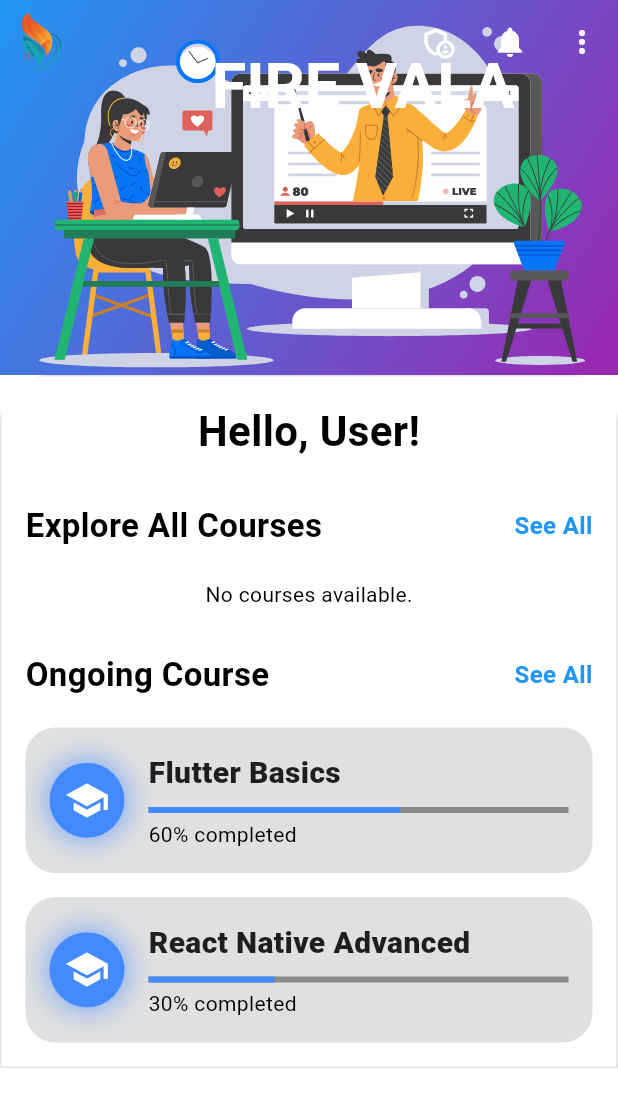
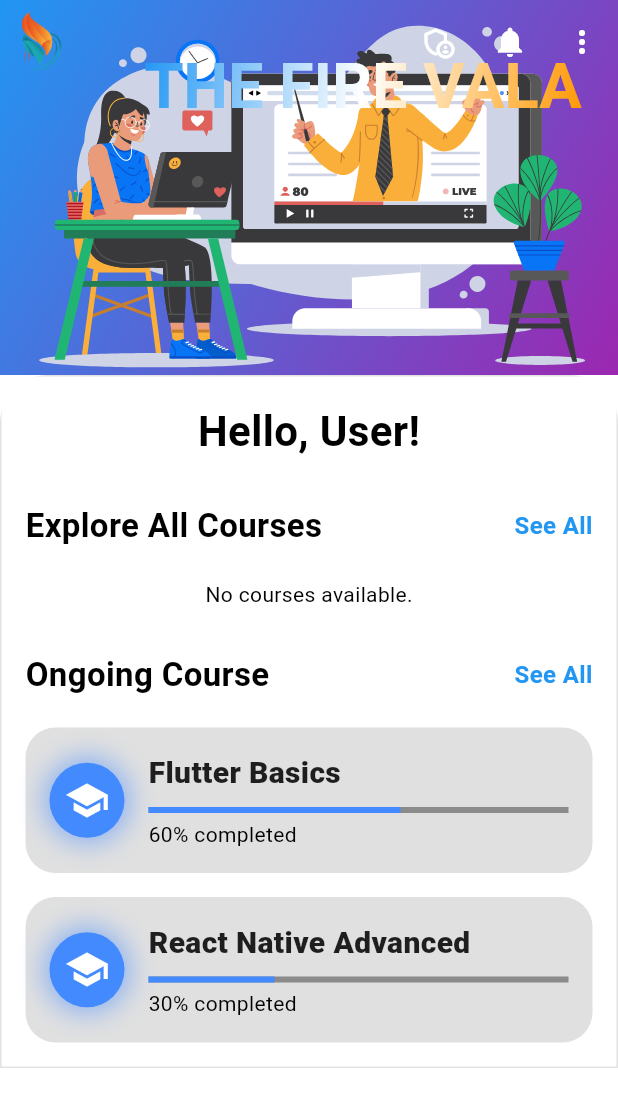
Before and after one commit to Imran-decoder/E-Learning-Platform, a Flutter app: the DashboardScreen screen opened directly, on a phone screen of 412 x 824 dp. Shown: the top 1107 px of the screen. Run offline on Flutter 3.47's test engine with Material 3 defaults, Android fonts, the phone set to English and light mode, and no system bars; our stand-ins replace cloud_firestore, firebase_auth, firebase_core, flutter_svg, google_fonts, lottie and 1 more; accounts and stored records are empty.

Commit message:
Further changes in Title

```diff
--- a/lib/screens/dashboard_screen.dart
+++ b/lib/screens/dashboard_screen.dart
@@ -8,6 +8,33 @@ import 'package:elearning/screens/Admin/admin_dashboard_screen.dart';
 import 'package:elearning/components/greeting_section.dart';
 import 'package:elearning/components/section_header.dart';
 import 'package:elearning/components/course_list.dart';
+
+class GradientText extends StatelessWidget {
+  final String text;
+  final TextStyle? style;
+  final Gradient gradient;
+
+  const GradientText(
+    this.text, {
+    required this.gradient,
+    this.style,
+  });
+
+  @override
+  Widget build(BuildContext context) {
+    return ShaderMask(
+      shaderCallback: (bounds) {
+        return gradient.createShader(
+          Rect.fromLTWH(0, 0, bounds.width, bounds.height),
+        );
+      },
+      child: Text(
+        text,
+        style: style?.copyWith(color:Colors.white) ?? TextStyle(color:Colors.white),
+      ),
+    );
+  }
+}
 
 class DashboardScreen extends StatefulWidget {
   const DashboardScreen({super.key});
@@ -70,6 +97,8 @@ class _DashboardScreenState extends State<DashboardScreen> {
 
 
 
+
+
   @override
 
   Widget build(BuildContext context) {
@@ -88,16 +117,22 @@ class _DashboardScreenState extends State<DashboardScreen> {
       expandedHeight: 250,
       backgroundColor: Colors.transparent,
       flexibleSpace: FlexibleSpaceBar(
-        title:Align(
+        title: Align(
           alignment: Alignment.center,
-          child: Text('FIRE VALA',
-          style: TextStyle(
-                color: Colors.white,
-                fontSize: 28,
-                fontWeight: FontWeight.bold,
+          child: GradientText(
+            'THE FIRE VALA',
+            gradient: LinearGradient(
+              colors: [Colors.blue, Colors.white, Colors.orange],
+              begin: Alignment.topLeft,
+              end: Alignment.bottomRight,
+            ),
+            style: TextStyle(
+              color:Colors.white,
+              fontSize: 28,
+              fontWeight: FontWeight.bold,
             ),
           ),
-        ),
+          ),
 
 
         background: const DashboardHeader(
```
